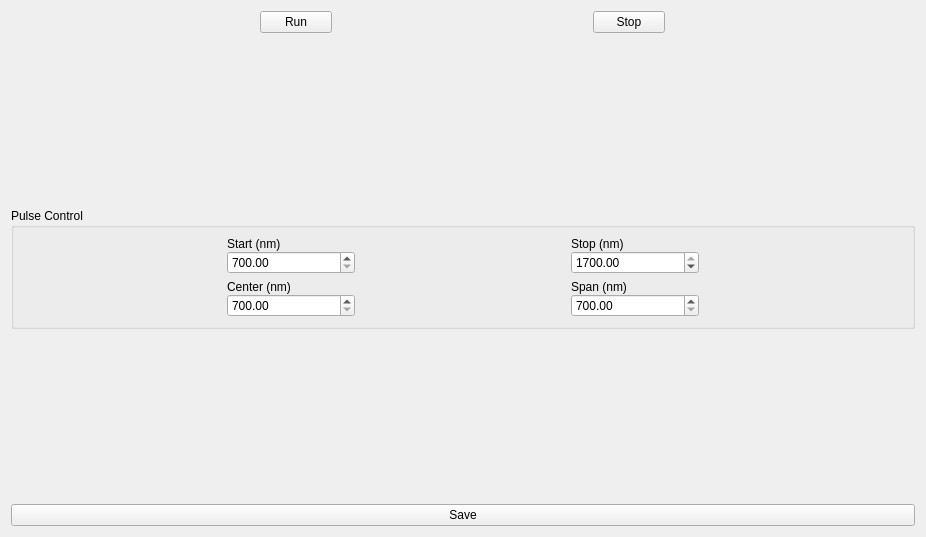
pfjarschel/virtual-telecom-lab, file instruments/otdr.ui: the form before one commit.
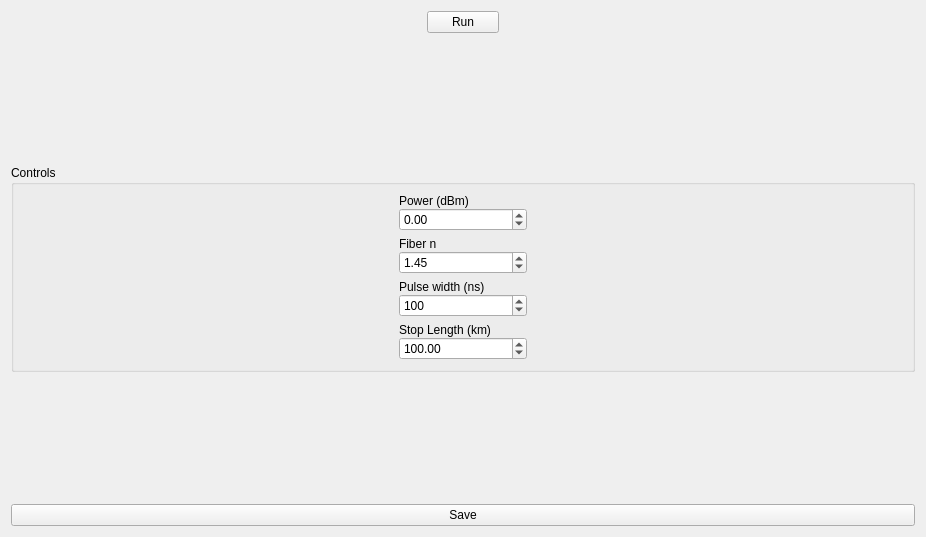
The form after the commit.

The edit to the form file:
```diff
--- a/instruments/otdr.ui
+++ b/instruments/otdr.ui
@@ -69,31 +69,6 @@
            </property>
           </widget>
          </item>
-         <item>
-          <widget class="QPushButton" name="stopBut">
-           <property name="sizePolicy">
-            <sizepolicy hsizetype="Minimum" vsizetype="Fixed">
-             <horstretch>0</horstretch>
-             <verstretch>0</verstretch>
-            </sizepolicy>
-           </property>
-           <property name="minimumSize">
-            <size>
-             <width>0</width>
-             <height>0</height>
-            </size>
-           </property>
-           <property name="maximumSize">
-            <size>
-             <width>72</width>
-             <height>16777215</height>
-            </size>
-           </property>
-           <property name="text">
-            <string>Stop</string>
-           </property>
-          </widget>
-         </item>
         </layout>
        </item>
        <item>
@@ -118,7 +93,7 @@
           </sizepolicy>
          </property>
          <property name="title">
-          <string>Pulse Control</string>
+          <string>Controls</string>
          </property>
          <layout class="QGridLayout" name="gridLayout_2">
           <property name="horizontalSpacing">
@@ -127,55 +102,7 @@
           <property name="verticalSpacing">
            <number>6</number>
           </property>
-          <item row="0" column="1">
-           <layout class="QVBoxLayout" name="verticalLayout_8">
-            <property name="topMargin">
-             <number>0</number>
-            </property>
-            <item>
-             <widget class="QLabel" name="label_2">
-              <property name="maximumSize">
-               <size>
-                <width>128</width>
-                <height>16777215</height>
-               </size>
-              </property>
-              <property name="text">
-               <string>Stop (nm)</string>
-              </property>
-              <property name="alignment">
-               <set>Qt::AlignLeading|Qt::AlignLeft|Qt::AlignVCenter</set>
-              </property>
-             </widget>
-            </item>
-            <item>
-             <widget class="QDoubleSpinBox" name="stopSpin">
-              <property name="maximumSize">
-               <size>
-                <width>128</width>
-                <height>16777215</height>
-               </size>
-              </property>
-              <property name="keyboardTracking">
-               <bool>false</bool>
-              </property>
-              <property name="decimals">
-               <number>2</number>
-              </property>
-              <property name="minimum">
-               <double>700.000000000000000</double>
-              </property>
-              <property name="maximum">
-               <double>1700.000000000000000</double>
-              </property>
-              <property name="value">
-               <double>1700.000000000000000</double>
-              </property>
-             </widget>
-            </item>
-           </layout>
-          </item>
-          <item row="0" column="0">
+          <item row="1" column="0">
            <layout class="QVBoxLayout" name="verticalLayout_7">
             <item>
              <widget class="QLabel" name="label">
@@ -186,7 +113,7 @@
                </size>
               </property>
               <property name="text">
-               <string>Start (nm)</string>
+               <string>Fiber n</string>
               </property>
               <property name="alignment">
                <set>Qt::AlignLeading|Qt::AlignLeft|Qt::AlignVCenter</set>
@@ -208,64 +135,22 @@
                <number>2</number>
               </property>
               <property name="minimum">
-               <double>700.000000000000000</double>
+               <double>1.000000000000000</double>
               </property>
               <property name="maximum">
-               <double>1700.000000000000000</double>
+               <double>4.000000000000000</double>
               </property>
-             </widget>
-            </item>
-           </layout>
-          </item>
-          <item row="3" column="1">
-           <layout class="QVBoxLayout" name="verticalLayout_11">
-            <property name="topMargin">
-             <number>0</number>
-            </property>
-            <item>
-             <widget class="QLabel" name="label_4">
-              <property name="maximumSize">
-               <size>
-                <width>128</width>
-                <height>16777215</height>
-               </size>
-              </property>
-              <property name="text">
-               <string>Span (nm)</string>
-              </property>
-              <property name="alignment">
-               <set>Qt::AlignLeading|Qt::AlignLeft|Qt::AlignVCenter</set>
-              </property>
-             </widget>
-            </item>
-            <item>
-             <widget class="QDoubleSpinBox" name="spanSpin">
-              <property name="maximumSize">
-               <size>
-                <width>128</width>
-                <height>16777215</height>
-               </size>
-              </property>
-              <property name="keyboardTracking">
-               <bool>false</bool>
-              </property>
-              <property name="decimals">
-               <number>2</number>
-              </property>
-              <property name="minimum">
-               <double>700.000000000000000</double>
-              </property>
-              <property name="maximum">
-               <double>20000.000000000000000</double>
+              <property name="singleStep">
+               <double>0.100000000000000</double>
               </property>
               <property name="value">
-               <double>700.000000000000000</double>
+               <double>1.450000000000000</double>
               </property>
              </widget>
             </item>
            </layout>
           </item>
-          <item row="3" column="0">
+          <item row="4" column="0">
            <layout class="QVBoxLayout" name="verticalLayout_10">
             <item>
              <widget class="QLabel" name="label_3">
@@ -276,7 +161,7 @@
                </size>
               </property>
               <property name="text">
-               <string>Center (nm)</string>
+               <string>Pulse width (ns)</string>
               </property>
               <property name="alignment">
                <set>Qt::AlignLeading|Qt::AlignLeft|Qt::AlignVCenter</set>
@@ -284,7 +169,7 @@
              </widget>
             </item>
             <item>
-             <widget class="QDoubleSpinBox" name="centerSpin">
+             <widget class="QSpinBox" name="pwSpin">
               <property name="maximumSize">
                <size>
                 <width>128</width>
@@ -294,17 +179,113 @@
               <property name="keyboardTracking">
                <bool>false</bool>
               </property>
+              <property name="minimum">
+               <number>1</number>
+              </property>
+              <property name="maximum">
+               <number>1000</number>
+              </property>
+              <property name="singleStep">
+               <number>1</number>
+              </property>
+              <property name="value">
+               <number>100</number>
+              </property>
+             </widget>
+            </item>
+           </layout>
+          </item>
+          <item row="0" column="0">
+           <layout class="QVBoxLayout" name="verticalLayout_8">
+            <property name="topMargin">
+             <number>0</number>
+            </property>
+            <item>
+             <widget class="QLabel" name="label_2">
+              <property name="maximumSize">
+               <size>
+                <width>128</width>
+                <height>16777215</height>
+               </size>
+              </property>
+              <property name="text">
+               <string>Power (dBm)</string>
+              </property>
+              <property name="alignment">
+               <set>Qt::AlignLeading|Qt::AlignLeft|Qt::AlignVCenter</set>
+              </property>
+             </widget>
+            </item>
+            <item>
+             <widget class="QDoubleSpinBox" name="pwrSpin">
+              <property name="maximumSize">
+               <size>
+                <width>128</width>
+                <height>16777215</height>
+               </size>
+              </property>
+              <property name="keyboardTracking">
+               <bool>false</bool>
+              </property>
               <property name="decimals">
                <number>2</number>
               </property>
               <property name="minimum">
-               <double>700.000000000000000</double>
+               <double>-10.000000000000000</double>
               </property>
               <property name="maximum">
-               <double>1700.000000000000000</double>
+               <double>20.000000000000000</double>
               </property>
               <property name="value">
-               <double>700.000000000000000</double>
+               <double>0.000000000000000</double>
+              </property>
+             </widget>
+            </item>
+           </layout>
+          </item>
+          <item row="5" column="0">
+           <layout class="QVBoxLayout" name="verticalLayout_11">
+            <property name="topMargin">
+             <number>0</number>
+            </property>
+            <item>
+             <widget class="QLabel" name="label_4">
+              <property name="maximumSize">
+               <size>
+                <width>128</width>
+                <height>16777215</height>
+               </size>
+              </property>
+              <property name="text">
+               <string>Stop Length (km)</string>
+              </property>
+              <property name="alignment">
+               <set>Qt::AlignLeading|Qt::AlignLeft|Qt::AlignVCenter</set>
+              </property>
+             </widget>
+            </item>
+            <item>
+             <widget class="QDoubleSpinBox" name="stopSpin">
+              <property name="maximumSize">
+               <size>
+                <width>128</width>
+                <height>16777215</height>
+               </size>
+              </property>
+              <property name="keyboardTracking">
+               <bool>false</bool>
+              </property>
+              <property name="decimals">
+               <number>2</number>
+              </property>
+              <property name="minimum">
+               <double>0.100000000000000</double>
+              </property>
+              <property name="maximum">
+               <double>1000.000000000000000</double>
+              </property>
+              <property name="value">
+               <double>100.000000000000000</double>
               </property>
              </widget>
             </item>
```
Left out of the diff: 2 changed lines with no effect on the pictures.
